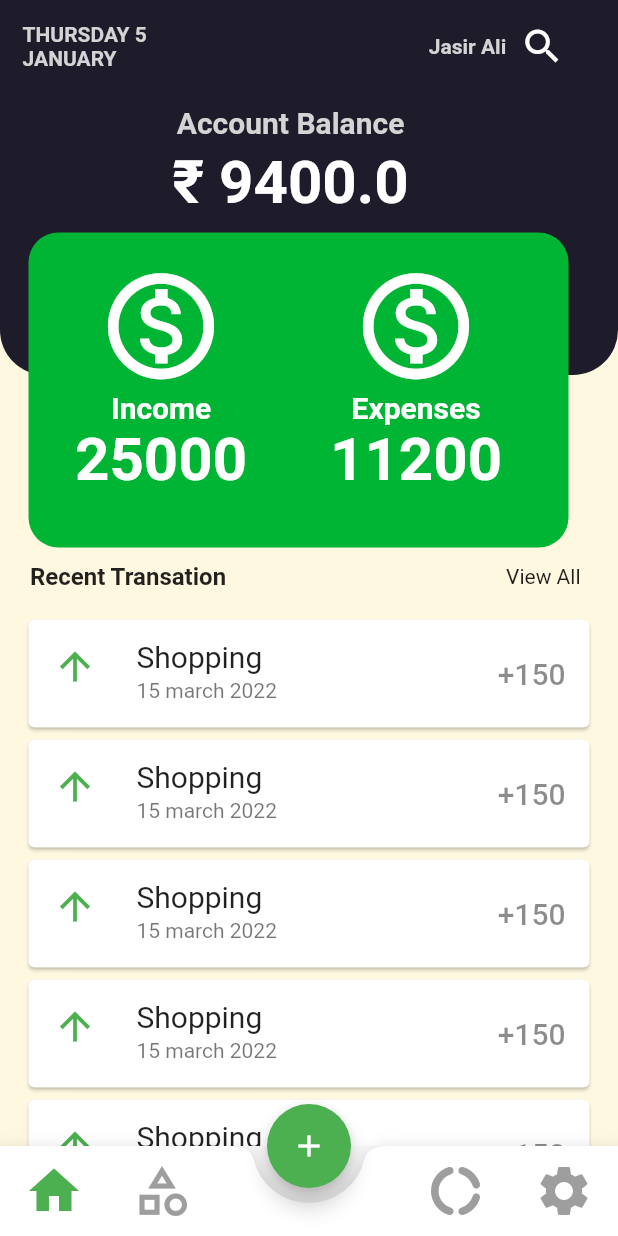
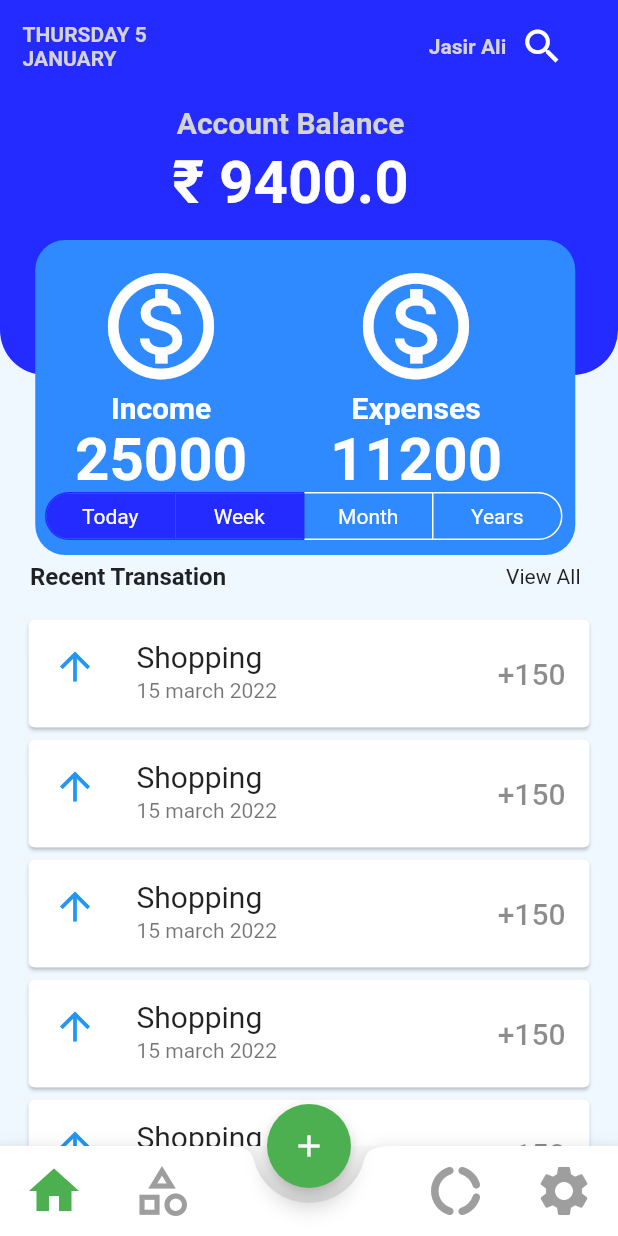
Before and after one commit to MuhadJasiR/Money-Manager-app, a Flutter app: the screen it shows after launch, on a phone screen of 412 x 824 dp. Run offline on Flutter 3.47's test engine with Material 2 defaults, Android fonts, the phone set to English and light mode, and no system bars; missing offline and left inert: dart:ffi.

Commit message:
added_functions

```diff
--- a/lib/screens/home_screen.dart
+++ b/lib/screens/home_screen.dart
@@ -1,4 +1,6 @@
 // ignore_for_file: sized_box_for_whitespace
+
+import 'dart:ffi';
 
 import 'package:flutter/material.dart';
 import 'package:flutter/src/widgets/container.dart';
@@ -6,6 +8,13 @@ import 'package:flutter/src/widgets/framework.dart';
 import 'package:money_manager_app/screens/categories.dart';
 import 'package:money_manager_app/screens/finalcial_report.dart';
 import 'package:money_manager_app/screens/settings.dart';
+
+List<Widget> periods = <Widget>[
+  Text("Today"),
+  Text("Week"),
+  Text("Month"),
+  Text("Years"),
+];
 
 class HomeScreen extends StatefulWidget {
   const HomeScreen({super.key});
@@ -15,11 +24,13 @@ class HomeScreen extends StatefulWidget {
 }
 
 class _HomeScreenState extends State<HomeScreen> {
+  final List<bool> _selectPeriods = <bool>[true, true, false, false];
+  bool vertical = false;
   @override
   Widget build(BuildContext context) {
     return SafeArea(
       child: Scaffold(
-        backgroundColor: Colors.amber.shade50,
+        backgroundColor: Color.fromARGB(255, 239, 247, 255),
         body: Column(
           children: [
             Stack(
@@ -29,7 +40,7 @@ class _HomeScreenState extends State<HomeScreen> {
                   height: 250,
                   width: double.infinity,
                   decoration: BoxDecoration(
-                    color: Color.fromARGB(255, 30, 28, 42),
+                    color: Color.fromARGB(255, 35, 43, 255),
                     borderRadius: BorderRadius.only(
                         bottomLeft: Radius.circular(30),
                         bottomRight: Radius.circular(30)),
@@ -90,12 +101,12 @@ class _HomeScreenState extends State<HomeScreen> {
                   ),
                 ),
                 Positioned(
-                  left: 19,
-                  top: 155,
+                  left: 23.5,
+                  top: 160,
                   child: Container(
                     decoration: BoxDecoration(
                       borderRadius: BorderRadius.circular(20),
-                      color: Color.fromARGB(255, 0, 181, 51),
+                      color: Color.fromARGB(255, 47, 137, 255),
                     ),
                     // shape: RoundedRectangleBorder(
                     //     borderRadius: BorderRadius.circular(15)),
@@ -161,6 +172,30 @@ class _HomeScreenState extends State<HomeScreen> {
                     ],
                   ),
                 ),
+                Positioned(
+                  top: 320,
+                  left: 30,
+                  child: ToggleButtons(
+                    direction: vertical ? Axis.vertical : Axis.horizontal,
+                    onPressed: (int index) {
+                      print(index);
+                      setState(() {
+                        for (int i = 0; i < _selectPeriods.length; i++) {
+                          _selectPeriods[i] = i == index;
+                        }
+                      });
+                    },
+                    color: Colors.white,
+                    borderColor: Colors.white,
+                    borderRadius: BorderRadius.circular(25),
+                    selectedBorderColor: Color.fromARGB(255, 35, 43, 255),
+                    selectedColor: Colors.white,
+                    fillColor: Color.fromARGB(255, 35, 43, 255),
+                    constraints: BoxConstraints(minHeight: 30, minWidth: 85),
+                    children: periods,
+                    isSelected: _selectPeriods,
+                  ),
+                )
               ],
             ),
             Padding(
@@ -188,7 +223,7 @@ class _HomeScreenState extends State<HomeScreen> {
                           child: ListTile(
                             leading: Icon(
                               Icons.arrow_upward,
-                              color: Colors.green,
+                              color: Colors.blue,
                               size: 30,
                             ),
                             title: Text(
```
